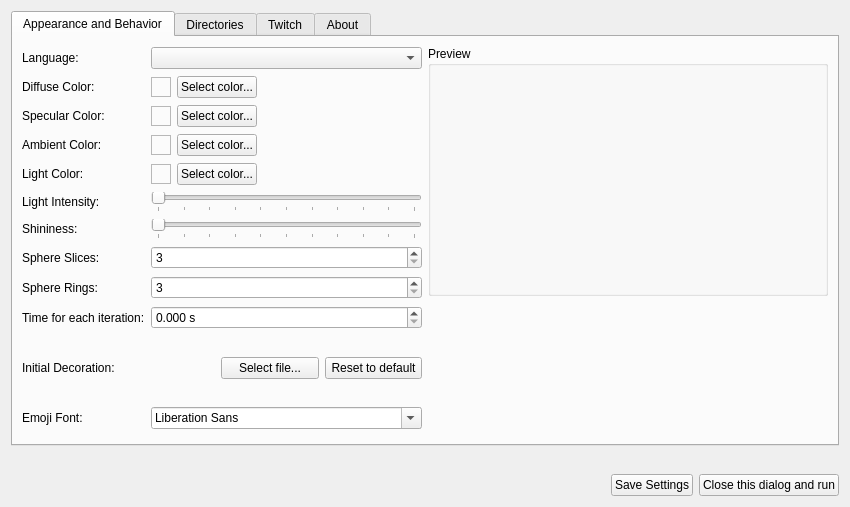
Qt form setupwidget.ui (xiluembo/atsumari) before a commit.
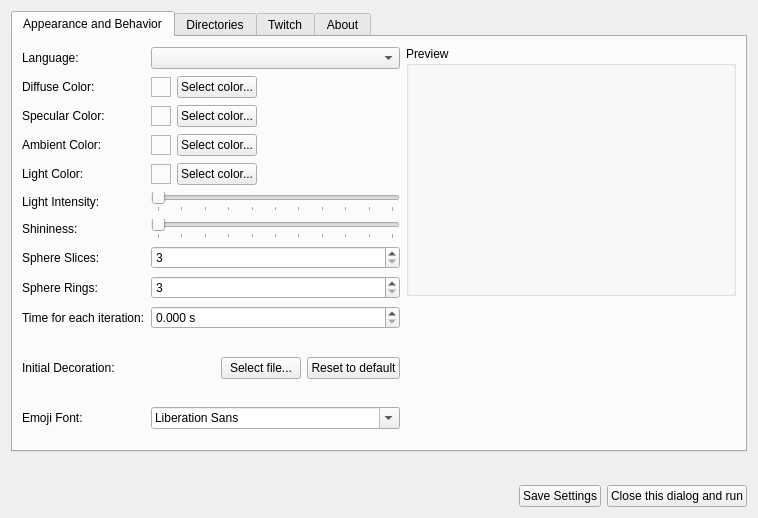
The same form after that commit. Icons and pictures are not drawn.

Commit message: Preview now can be resized.wq

```diff
--- a/setupwidget.ui
+++ b/setupwidget.ui
@@ -6,8 +6,8 @@
    <rect>
     <x>0</x>
     <y>0</y>
-    <width>850</width>
-    <height>507</height>
+    <width>758</width>
+    <height>518</height>
    </rect>
   </property>
   <property name="windowTitle">
@@ -481,14 +481,14 @@
          <item alignment="Qt::AlignmentFlag::AlignTop">
           <widget class="QGroupBox" name="grpPreview">
            <property name="sizePolicy">
-            <sizepolicy hsizetype="Fixed" vsizetype="Fixed">
+            <sizepolicy hsizetype="MinimumExpanding" vsizetype="MinimumExpanding">
              <horstretch>0</horstretch>
              <verstretch>0</verstretch>
             </sizepolicy>
            </property>
            <property name="minimumSize">
             <size>
-             <width>400</width>
+             <width>250</width>
              <height>250</height>
             </size>
            </property>
```
Left out of the diff: 4 changed lines with no effect on the pictures.
